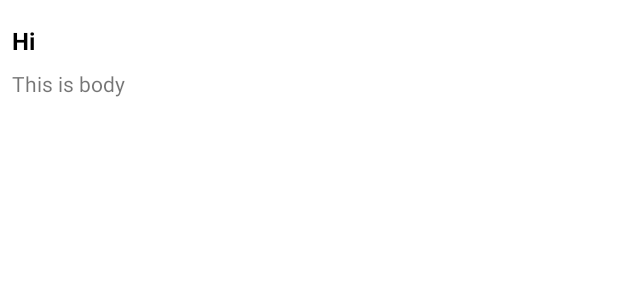
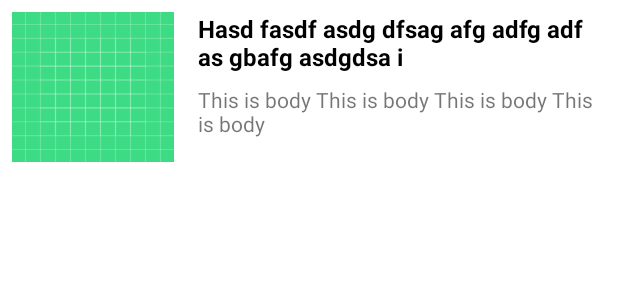
Before and after one commit to RTitel/MyShop, an Android app: the layout item_product.xml on its own in the app's theme, with its tools: preview values and no code run, on a phone screen of 412 x 824 dp. Shown: the top 300 px of the screen. Run offline under Robolectric (Android 15) with nearby library versions, the phone set to English and light mode, and no system bars; network calls fail.

```diff
--- a/app/build.gradle
+++ b/app/build.gradle
@@ -69,4 +69,6 @@ dependencies {
 
     // Picasso
     implementation 'com.squareup.picasso:picasso:2.8'
+
+    implementation "androidx.swiperefreshlayout:swiperefreshlayout:1.1.0"
 }
--- a/app/src/main/AndroidManifest.xml
+++ b/app/src/main/AndroidManifest.xml
@@ -2,7 +2,9 @@
 <manifest xmlns:android="http://schemas.android.com/apk/res/android"
     xmlns:tools="http://schemas.android.com/tools">
 
+    <uses-permission android:name="android.permission.INTERNET" />
     <uses-permission android:name="android.permission.ACCESS_NETWORK_STATE" />
+
     <application
         android:allowBackup="true"
         android:dataExtractionRules="@xml/data_extraction_rules"
--- a/app/src/main/java/com/example/myshop/MainActivity.kt
+++ b/app/src/main/java/com/example/myshop/MainActivity.kt
@@ -3,7 +3,9 @@ package com.example.myshop
 import android.os.Bundle
 import androidx.appcompat.app.AppCompatActivity
 import com.example.myshop.databinding.ActivityMainBinding
+import dagger.hilt.android.AndroidEntryPoint
 
+@AndroidEntryPoint
 class MainActivity : AppCompatActivity() {
 
     private var _binding: ActivityMainBinding? = null
--- a/app/src/main/java/com/example/myshop/data/Api.kt
+++ b/app/src/main/java/com/example/myshop/data/Api.kt
@@ -3,8 +3,11 @@ package com.example.myshop.data
 import com.example.myshop.domain.ProductsList
 import retrofit2.Response
 import retrofit2.http.GET
+import retrofit2.http.Header
+import retrofit2.http.Headers
 
 interface Api {
-    @GET("/women/clothing")
+    @GET("/mobile/8/g/women/clothing")
+    @Headers("x-mobile-app-locale:ro_RO")
     suspend fun getProducts(): Response<ProductsList>
 }
--- a/app/src/main/java/com/example/myshop/di/AppModule.kt
+++ b/app/src/main/java/com/example/myshop/di/AppModule.kt
@@ -49,4 +49,9 @@ object AppModule {
     @Singleton
     fun provideGetProducts(useCase: GetProductsImpl): GetProducts = useCase
 
+    @Provides
+    @Singleton
+    internal fun providesDispatchersProvider(dispatchersProvider: DispatchersProviderImpl): DispatchersProvider = dispatchersProvider
+
+
 }
--- a/app/src/main/res/layout/item_product.xml
+++ b/app/src/main/res/layout/item_product.xml
@@ -9,11 +9,11 @@
     <ImageView
         android:id="@+id/iv_photo"
         android:layout_width="wrap_content"
-        android:layout_height="wrap_content"
-        android:layout_marginTop="8dp"
+        android:layout_height="100dp"
         android:adjustViewBounds="true"
+        android:background="@drawable/ic_launcher_background"
         app:layout_constrainedWidth="true"
-        app:layout_constraintEnd_toEndOf="parent"
+        app:layout_constraintBottom_toBottomOf="parent"
         app:layout_constraintStart_toStartOf="parent"
         app:layout_constraintTop_toTopOf="parent" />
 
@@ -21,23 +21,30 @@
         android:id="@+id/tv_title"
         android:layout_width="wrap_content"
         android:layout_height="wrap_content"
+        android:layout_marginStart="16dp"
         android:textColor="@color/black"
         android:textSize="16sp"
         android:textStyle="bold"
-        app:layout_constraintStart_toStartOf="parent"
-        app:layout_constraintTop_toBottomOf="@+id/iv_photo"
-        tools:text="Hi" />
+        app:layout_constraintStart_toEndOf="@+id/iv_photo"
+        app:layout_constraintTop_toTopOf="@+id/iv_photo"
+        app:layout_constraintEnd_toEndOf="parent"
+        app:layout_constrainedWidth="true"
+        app:layout_constraintHorizontal_bias="0"
+        tools:text="Hasd fasdf asdg dfsag afg adfg adf as gbafg asdgdsa i" />
 
     <TextView
         android:id="@+id/tv_body"
         android:layout_width="wrap_content"
         android:layout_height="wrap_content"
+        android:layout_marginStart="16dp"
         android:layout_marginTop="8dp"
         android:textSize="14sp"
-        app:layout_constraintBottom_toBottomOf="parent"
-        app:layout_constraintStart_toStartOf="parent"
-        app:layout_constraintTop_toBottomOf="@id/tv_title"
-        tools:text="This is body" />
+        app:layout_constraintStart_toEndOf="@+id/iv_photo"
+        app:layout_constraintTop_toBottomOf="@+id/tv_title"
+        app:layout_constraintEnd_toEndOf="parent"
+        app:layout_constrainedWidth="true"
+        app:layout_constraintHorizontal_bias="0"
+        tools:text="This is body This is body This is body This is body " />
 
 
 </androidx.constraintlayout.widget.ConstraintLayout>
--- a/gradle.properties
+++ b/gradle.properties
@@ -21,4 +21,4 @@ kotlin.code.style=official
 # resources declared in the library itself and none from the library's dependencies,
 # thereby reducing the size of the R class for that library
 android.nonTransitiveRClass=true
-apiUrl="https://m.fashiondays.com/mobile/8/g/"
+apiUrl="https://m.fashiondays.com"
```
Also changed, not shown: app/src/main/java/com/example/myshop/ui/product/ProductFragment.kt (+50 -0 lines), app/src/main/java/com/example/myshop/ui/product/ProductViewModel.kt (+15 -7 lines), app/src/main/res/layout/activity_main.xml (+13 -5 lines), app/src/main/res/layout/fragment_main.xml (+6 -6 lines), app/src/main/res/navigation/navigation_main.xml (added, +15 -0 lines).
